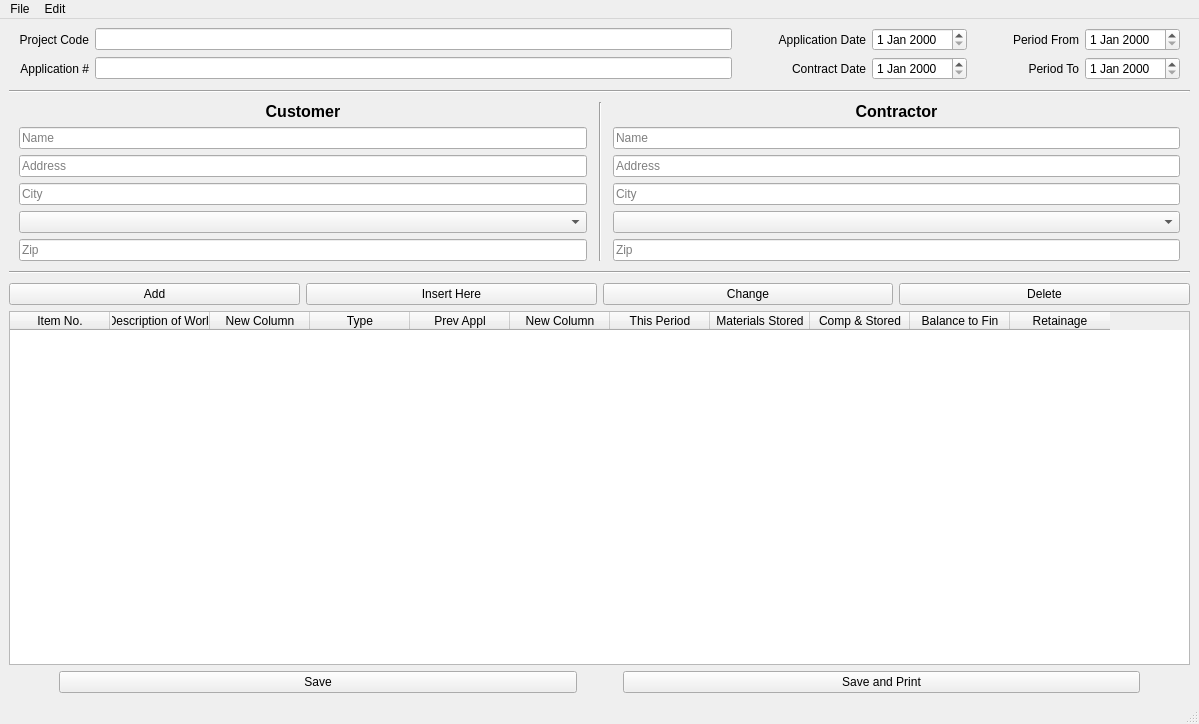
Old version of the form mainwindow.ui in the repository NR5P/SimpleApplicationForPayment.
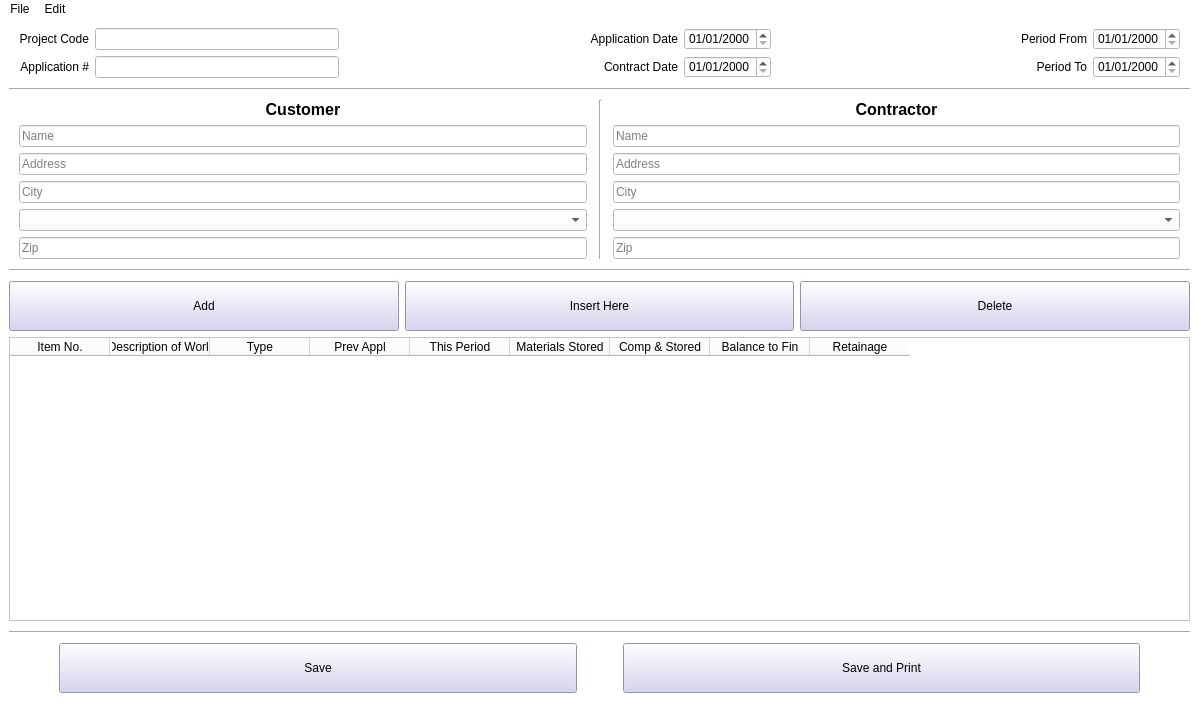
New version of the form.

```diff
--- a/mainwindow.ui
+++ b/mainwindow.ui
@@ -19,9 +19,12 @@
   <property name="windowTitle">
    <string>Simple Application For Payment</string>
   </property>
+  <property name="styleSheet">
+   <string notr="true">background-color: rgb(255, 255, 255);</string>
+  </property>
   <widget class="QWidget" name="centralwidget">
    <layout class="QGridLayout" name="gridLayout_2">
-    <item row="6" column="0">
+    <item row="7" column="0">
      <layout class="QHBoxLayout" name="horizontalLayout_2" stretch="0,4,0,4,0">
       <property name="leftMargin">
        <number>10</number>
@@ -44,6 +47,15 @@
       </item>
       <item>
        <widget class="QPushButton" name="pushButton_6">
+        <property name="minimumSize">
+         <size>
+          <width>0</width>
+          <height>50</height>
+         </size>
+        </property>
+        <property name="styleSheet">
+         <string notr="true">background-color: rgb(207, 205, 239)</string>
+        </property>
         <property name="text">
          <string>Save</string>
         </property>
@@ -64,6 +76,15 @@
       </item>
       <item>
        <widget class="QPushButton" name="pushButton_5">
+        <property name="minimumSize">
+         <size>
+          <width>0</width>
+          <height>50</height>
+         </size>
+        </property>
+        <property name="styleSheet">
+         <string notr="true">background-color: rgb(207, 205, 239)</string>
+        </property>
         <property name="text">
          <string>Save and Print</string>
         </property>
@@ -84,31 +105,67 @@
       </item>
      </layout>
     </item>
+    <item row="1" column="0">
+     <widget class="Line" name="line_2">
+      <property name="minimumSize">
+       <size>
+        <width>0</width>
+        <height>10</height>
+       </size>
+      </property>
+      <property name="styleSheet">
+       <string notr="true"/>
+      </property>
+      <property name="orientation">
+       <enum>Qt::Horizontal</enum>
+      </property>
+     </widget>
+    </item>
     <item row="4" column="0">
      <layout class="QHBoxLayout" name="horizontalLayout">
       <item>
-       <widget class="QPushButton" name="pushButton_3">
+       <widget class="QPushButton" name="btnAddToForm">
+        <property name="minimumSize">
+         <size>
+          <width>0</width>
+          <height>50</height>
+         </size>
+        </property>
+        <property name="styleSheet">
+         <string notr="true">background-color: rgb(207, 205, 239)</string>
+        </property>
         <property name="text">
          <string>Add</string>
         </property>
        </widget>
       </item>
       <item>
-       <widget class="QPushButton" name="pushButton_4">
+       <widget class="QPushButton" name="btnInsertIntoTableHere">
+        <property name="minimumSize">
+         <size>
+          <width>0</width>
+          <height>50</height>
+         </size>
+        </property>
+        <property name="styleSheet">
+         <string notr="true">background-color: rgb(207, 205, 239)</string>
+        </property>
         <property name="text">
          <string>Insert Here</string>
         </property>
        </widget>
       </item>
-      <item>
-       <widget class="QPushButton" name="pushButton_2">
-        <property name="text">
-         <string>Change</string>
-        </property>
-       </widget>
-      </item>
       <item>
        <widget class="QPushButton" name="pushButton">
+        <property name="minimumSize">
+         <size>
+          <width>0</width>
+          <height>50</height>
+         </size>
+        </property>
+        <property name="styleSheet">
+         <string notr="true">background-color: rgb(207, 205, 239)</string>
+        </property>
         <property name="text">
          <string>Delete</string>
         </property>
@@ -251,12 +308,30 @@
      </layout>
     </item>
     <item row="5" column="0">
-     <widget class="QTableWidget" name="tableWidget">
+     <widget class="QTableWidget" name="lineItemsTable">
+      <property name="sizePolicy">
+       <sizepolicy hsizetype="Preferred" vsizetype="Expanding">
+        <horstretch>0</horstretch>
+        <verstretch>0</verstretch>
+       </sizepolicy>
+      </property>
+      <property name="minimumSize">
+       <size>
+        <width>1181</width>
+        <height>0</height>
+       </size>
+      </property>
+      <property name="autoFillBackground">
+       <bool>false</bool>
+      </property>
+      <property name="sortingEnabled">
+       <bool>false</bool>
+      </property>
       <property name="rowCount">
        <number>0</number>
       </property>
       <property name="columnCount">
-       <number>11</number>
+       <number>9</number>
       </property>
       <column>
        <property name="text">
@@ -268,11 +343,6 @@
         <string>Description of Work</string>
        </property>
       </column>
-      <column>
-       <property name="text">
-        <string>New Column</string>
-       </property>
-      </column>
       <column>
        <property name="text">
         <string>Type</string>
@@ -283,11 +353,6 @@
         <string>Prev Appl</string>
        </property>
       </column>
-      <column>
-       <property name="text">
-        <string>New Column</string>
-       </property>
-      </column>
       <column>
        <property name="text">
         <string>This Period</string>
@@ -315,8 +380,34 @@
       </column>
      </widget>
     </item>
+    <item row="3" column="0">
+     <widget class="Line" name="line">
+      <property name="minimumSize">
+       <size>
+        <width>0</width>
+        <height>10</height>
+       </size>
+      </property>
+      <property name="orientation">
+       <enum>Qt::Horizontal</enum>
+      </property>
+     </widget>
+    </item>
+    <item row="6" column="0">
+     <widget class="Line" name="line_4">
+      <property name="minimumSize">
+       <size>
+        <width>0</width>
+        <height>10</height>
+       </size>
+      </property>
+      <property name="orientation">
+       <enum>Qt::Horizontal</enum>
+      </property>
+     </widget>
+    </item>
     <item row="0" column="0">
-     <layout class="QGridLayout" name="gridLayout_3" columnstretch="0,1,0,0,0,0,0,0">
+     <layout class="QGridLayout" name="gridLayout_3" columnstretch="0,0,0,0,0,0,0,0">
       <property name="leftMargin">
        <number>10</number>
       </property>
@@ -334,29 +425,41 @@
        </widget>
       </item>
       <item row="0" column="7">
-       <widget class="QDateEdit" name="dateEdit_3"/>
+       <widget class="QDateEdit" name="dateEdit_3">
+        <property name="displayFormat">
+         <string>MM/dd/yyyy</string>
+        </property>
+       </widget>
       </item>
       <item row="1" column="7">
-       <widget class="QDateEdit" name="dateEdit_4"/>
-      </item>
-      <item row="0" column="2" rowspan="2">
-       <spacer name="horizontalSpacer_2">
-        <property name="orientation">
-         <enum>Qt::Horizontal</enum>
+       <widget class="QDateEdit" name="dateEdit_4">
+        <property name="displayFormat">
+         <string>MM/dd/yyyy</string>
         </property>
-        <property name="sizeHint" stdset="0">
-         <size>
-          <width>40</width>
-          <height>20</height>
-         </size>
-        </property>
-       </spacer>
+       </widget>
       </item>
       <item row="0" column="1">
        <widget class="QLineEdit" name="lineEdit"/>
       </item>
+      <item row="0" column="5" rowspan="2">
+       <spacer name="horizontalSpacer_3">
+        <property name="orientation">
+         <enum>Qt::Horizontal</enum>
+        </property>
+        <property name="sizeHint" stdset="0">
+         <size>
+          <width>40</width>
+          <height>20</height>
+         </size>
+        </property>
+       </spacer>
+      </item>
       <item row="1" column="4">
-       <widget class="QDateEdit" name="dateEdit_2"/>
+       <widget class="QDateEdit" name="dateEdit_2">
+        <property name="displayFormat">
+         <string>MM/dd/yyyy</string>
+        </property>
+       </widget>
       </item>
       <item row="0" column="6">
        <widget class="QLabel" name="label_7">
@@ -412,10 +515,14 @@
        </widget>
       </item>
       <item row="0" column="4">
-       <widget class="QDateEdit" name="dateEdit"/>
+       <widget class="QDateEdit" name="dateEdit">
+        <property name="displayFormat">
+         <string>MM/dd/yyyy</string>
+        </property>
+       </widget>
       </item>
-      <item row="0" column="5" rowspan="2">
-       <spacer name="horizontalSpacer_3">
+      <item row="0" column="2" rowspan="2">
+       <spacer name="horizontalSpacer_2">
         <property name="orientation">
          <enum>Qt::Horizontal</enum>
         </property>
```
Left out of the diff: 26 changed lines with no effect on the pictures.
